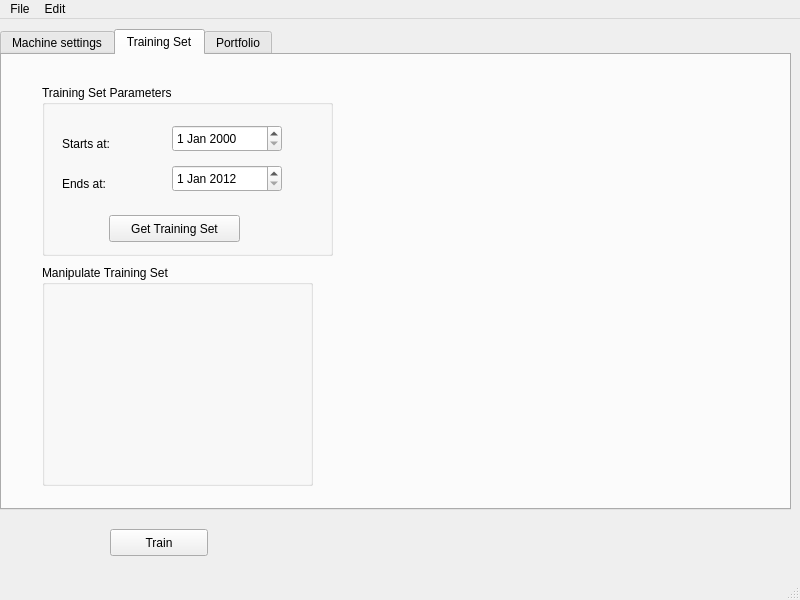
Before: the Qt Designer form MachineBenchMark/UI/Prueba1.ui in aydevosotros/MachineBenchMark, drawn with Qt 5.
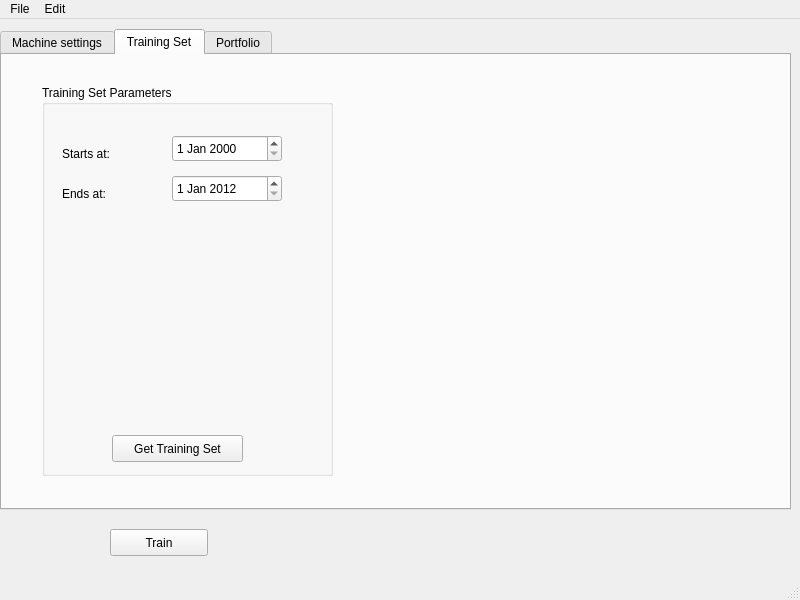
After: the same form once the commit is applied. Custom widgets are drawn as their Qt base class.

Diff of the .ui file:
```diff
--- a/MachineBenchMark/UI/Prueba1.ui
+++ b/MachineBenchMark/UI/Prueba1.ui
@@ -159,7 +159,7 @@
         <x>40</x>
         <y>30</y>
         <width>291</width>
-        <height>171</height>
+        <height>391</height>
        </rect>
       </property>
       <property name="title">
@@ -169,17 +169,17 @@
        <property name="geometry">
         <rect>
          <x>130</x>
-         <y>40</y>
-         <width>110</width>
-         <height>27</height>
-        </rect>
-       </property>
-      </widget>
-      <widget class="QLabel" name="label_3">
-       <property name="geometry">
-        <rect>
-         <x>20</x>
          <y>50</y>
+         <width>110</width>
+         <height>27</height>
+        </rect>
+       </property>
+      </widget>
+      <widget class="QLabel" name="label_3">
+       <property name="geometry">
+        <rect>
+         <x>20</x>
+         <y>60</y>
          <width>66</width>
          <height>17</height>
         </rect>
@@ -192,7 +192,7 @@
        <property name="geometry">
         <rect>
          <x>20</x>
-         <y>90</y>
+         <y>100</y>
          <width>66</width>
          <height>17</height>
         </rect>
@@ -205,7 +205,7 @@
        <property name="geometry">
         <rect>
          <x>130</x>
-         <y>80</y>
+         <y>90</y>
          <width>110</width>
          <height>27</height>
         </rect>
@@ -221,8 +221,8 @@
       <widget class="QPushButton" name="getTrainingButton">
        <property name="geometry">
         <rect>
-         <x>67</x>
-         <y>130</y>
+         <x>70</x>
+         <y>350</y>
          <width>131</width>
          <height>27</height>
         </rect>
@@ -231,24 +231,11 @@
         <string>Get Training Set</string>
        </property>
       </widget>
-     </widget>
-     <widget class="QGroupBox" name="groupBox_3">
-      <property name="geometry">
-       <rect>
-        <x>40</x>
-        <y>210</y>
-        <width>271</width>
-        <height>221</height>
-       </rect>
-      </property>
-      <property name="title">
-       <string>Manipulate Training Set</string>
-      </property>
-      <widget class="SymbolSearchWidget" name="widget" native="true">
+      <widget class="Ui_SymbolSearchWidget" name="widget" native="true">
        <property name="geometry">
         <rect>
          <x>0</x>
-         <y>30</y>
+         <y>140</y>
          <width>281</width>
          <height>191</height>
         </rect>
@@ -304,9 +291,9 @@
    <header>pyqtgraph</header>
   </customwidget>
   <customwidget>
-   <class>SymbolSearchWidget</class>
+   <class>Ui_SymbolSearchWidget</class>
    <extends>QWidget</extends>
-   <header>symbolsearchwidget</header>
+   <header>SymbolSearchWidget</header>
    <container>1</container>
   </customwidget>
  </customwidgets>
```
